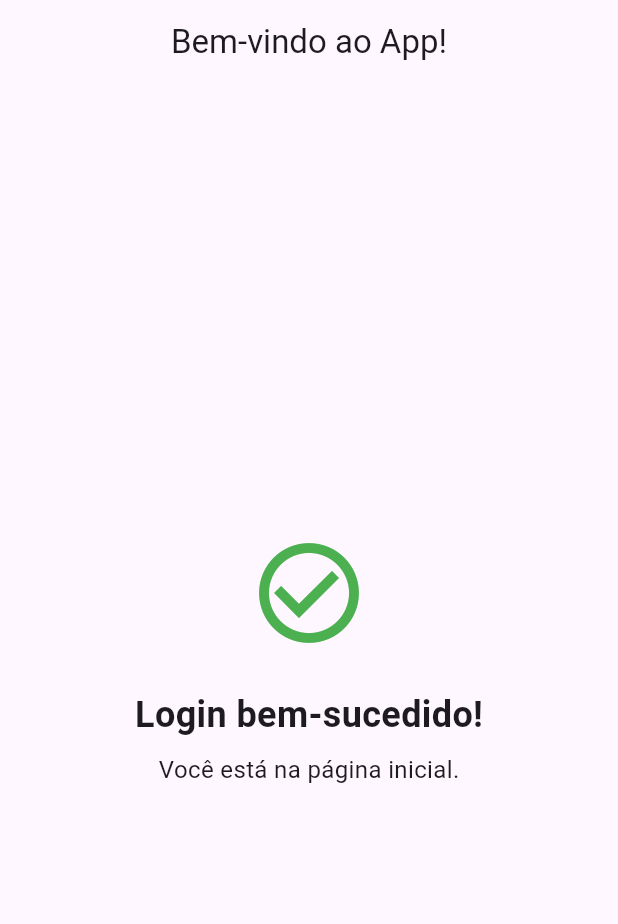
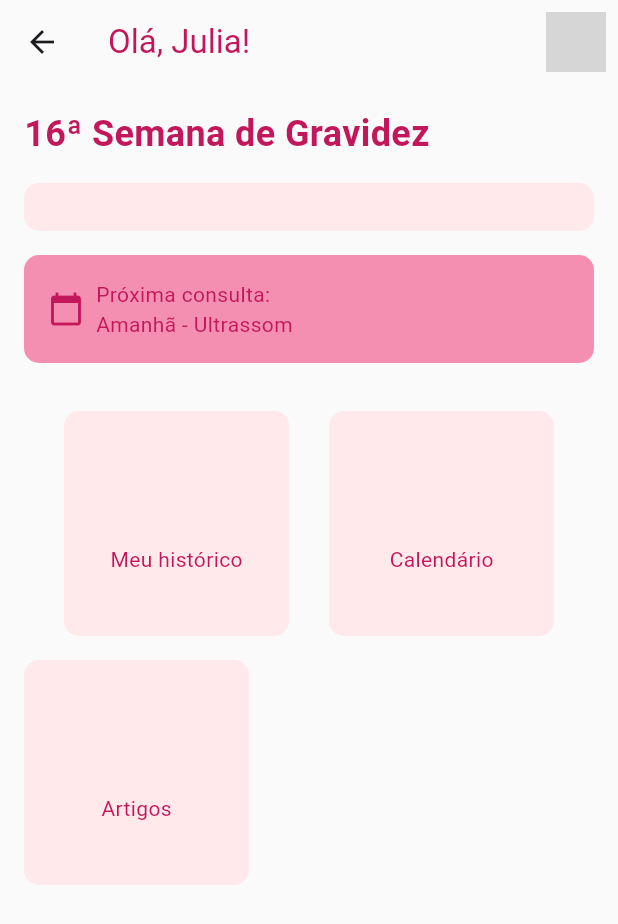
Before and after one commit to leticiare/bloom, a Flutter app: the HomePage screen opened directly, on a phone screen of 412 x 824 dp. Shown: the top 924 px of the screen. Run offline on Flutter 3.47's test engine with Material 3 defaults, Android fonts, the phone set to English and light mode, and no system bars; our stand-ins replace shared_preferences, table_calendar; accounts and stored records are empty; network calls fail; grey boxes are pictures that could not be loaded.

Commit message:
feat: criação das telas de homepage, calendário, histórico e atualizações

```diff
--- a/bloom-app/lib/main.dart
+++ b/bloom-app/lib/main.dart
@@ -22,7 +22,7 @@ class MyApp extends StatelessWidget {
   @override
   Widget build(BuildContext context) {
     return MaterialApp(
-      title: 'Seu App',
+      title: 'Bloom',
       theme: ThemeData(primarySwatch: Colors.blue),
       // A tela inicial agora será sempre o OnboardingScreen
       home: onboardingCompleted ? const LoginScreen() : OnboardingScreen(),
--- a/bloom-app/lib/src/modules/auth/login/login_screen.dart
+++ b/bloom-app/lib/src/modules/auth/login/login_screen.dart
@@ -2,7 +2,7 @@
 
 import 'package:flutter/material.dart';
 import 'package:app/src/shared/widgets/primary_button.dart'; // Mantém seu botão primário
-import 'package:app/src/modules/home/homepage.dart'; // Importa a nova tela HomePage
+import 'package:app/main_screen.dart'; // Importa a nova tela HomePage
 
 // Importe suas cores personalizadas se necessário.
 // Ex: import 'package:app/src/core/theme/app_colors.dart';
@@ -37,7 +37,7 @@ class _LoginScreenState extends State<LoginScreen> {
           _passwordController.text == testPassword) {
         // Login bem-sucedido: Navegar para a HomePage
         Navigator.of(context).pushReplacement(
-          MaterialPageRoute(builder: (context) => const HomePage()),
+          MaterialPageRoute(builder: (context) => MainScreen()),
         );
       } else {
         // Credenciais inválidas: Exibir mensagem de erro
--- /dev/null
+++ b/bloom-app/lib/src/modules/dashboard/homepage.dart
@@ -0,0 +1,123 @@
+// home_page.dart
+import 'package:flutter/material.dart';
+import 'package:app/src/core/theme/app_colors.dart'; // Importe o arquivo de cores
+
+class HomePage extends StatelessWidget {
+  @override
+  Widget build(BuildContext context) {
+    return Scaffold(
+      backgroundColor: AppColors.background,
+      appBar: AppBar(
+        backgroundColor: AppColors.background,
+        elevation: 0,
+        title: Text(
+          "Olá, Julia!",
+          style: TextStyle(color: AppColors.depperPink),
+        ),
+        actions: [
+          IconButton(
+            icon: CircleAvatar(
+              backgroundImage: NetworkImage("URL_DA_SUA_IMAGEM"),
+            ),
+            onPressed: () {},
+          ),
+        ],
+      ),
+      body: SingleChildScrollView(
+        child: Padding(
+          padding: const EdgeInsets.all(16.0),
+          child: Column(
+            crossAxisAlignment: CrossAxisAlignment.start,
+            children: [
+              Text(
+                "16ª Semana de Gravidez",
+                style: TextStyle(
+                  color: AppColors.depperPink,
+                  fontSize: 24,
+                  fontWeight: FontWeight.bold,
+                ),
+              ),
+              SizedBox(height: 16),
+              // Cartão de informações da semana
+              Container(
+                decoration: BoxDecoration(
+                  color: AppColors.lightPink,
+                  borderRadius: BorderRadius.circular(10),
+                ),
+                padding: EdgeInsets.all(16),
+                child: Row(
+                  mainAxisAlignment: MainAxisAlignment.spaceBetween,
+                  children: [
+                    // Calendário da semana
+                    // ...
+                  ],
+                ),
+              ),
+              SizedBox(height: 16),
+              // Card da próxima consulta
+              Container(
+                decoration: BoxDecoration(
+                  color: AppColors.mediumPink,
+                  borderRadius: BorderRadius.circular(10),
+                ),
+                padding: EdgeInsets.all(16),
+                child: Row(
+                  children: [
+                    Icon(Icons.calendar_today, color: AppColors.depperPink),
+                    SizedBox(width: 8),
+                    Column(
+                      crossAxisAlignment: CrossAxisAlignment.start,
+                      children: [
+                        Text(
+                          "Próxima consulta:",
+                          style: TextStyle(color: AppColors.depperPink),
+                        ),
+                        Text(
+                          "Amanhã - Ultrassom",
+                          style: TextStyle(color: AppColors.depperPink),
+                        ),
+                      ],
+                    ),
+                  ],
+                ),
+              ),
+              SizedBox(height: 16),
+              // Cards de informações (altura, peso, etc)
+              // ...
+              SizedBox(height: 16),
+              // Botões de navegação
+              Row(
+                mainAxisAlignment: MainAxisAlignment.spaceEvenly,
+                children: [
+                  _buildButton(Icons.star, "Meu histórico"),
+                  _buildButton(Icons.calendar_month, "Calendário"),
+                ],
+              ),
+              SizedBox(height: 16),
+              _buildButton(Icons.article, "Artigos"),
+            ],
+          ),
+        ),
+      ),
+    );
+  }
+
+  Widget _buildButton(IconData icon, String text) {
+    return Container(
+      width: 150,
+      height: 150,
+      decoration: BoxDecoration(
+        color: AppColors.lightPink,
+        borderRadius: BorderRadius.circular(10),
+      ),
+      child: Column(
+        mainAxisAlignment: MainAxisAlignment.center,
+        children: [
+          Icon(icon, color: AppColors.lightPink, size: 40),
+          SizedBox(height: 8),
+          Text(text, style: TextStyle(color: AppColors.depperPink)),
+        ],
+      ),
+    );
+  }
+}
--- a/bloom-app/lib/src/modules/home/homepage.dart
+++ /dev/null
@@ -1,32 +0,0 @@
-// lib/homepage.dart
-
-import 'package:flutter/material.dart';
-
-class HomePage extends StatelessWidget {
-  const HomePage({super.key});
-
-  @override
-  Widget build(BuildContext context) {
-    return Scaffold(
-      appBar: AppBar(title: const Text('Bem-vindo ao App!'), centerTitle: true),
-      body: const Center(
-        child: Column(
-          mainAxisAlignment: MainAxisAlignment.center,
-          children: [
-            Icon(Icons.check_circle_outline, size: 80, color: Colors.green),
-            SizedBox(height: 24),
-            Text(
-              'Login bem-sucedido!',
-              style: TextStyle(fontSize: 24, fontWeight: FontWeight.bold),
-            ),
-            SizedBox(height: 8),
-            Text(
-              'Você está na página inicial.',
-              style: TextStyle(fontSize: 16),
-            ),
-          ],
-        ),
-      ),
-    );
-  }
-}
--- a/bloom-app/pubspec.yaml
+++ b/bloom-app/pubspec.yaml
@@ -12,6 +12,7 @@ dependencies:
     sdk: flutter
   cupertino_icons: ^1.0.8
   shared_preferences: ^2.0.15
+  table_calendar: ^3.0.9
 
 dev_dependencies:
   flutter_test:
```
Also changed, not shown: bloom-app/lib/main_screen.dart (added, +69 -0 lines), bloom-app/lib/src/modules/dashboard/calendarpage.dart (added, +124 -0 lines), bloom-app/lib/src/modules/dashboard/historypage.dart (added, +101 -0 lines), bloom-app/lib/src/modules/dashboard/profilepage.dart (added, +104 -0 lines), bloom-app/pubspec.lock.
